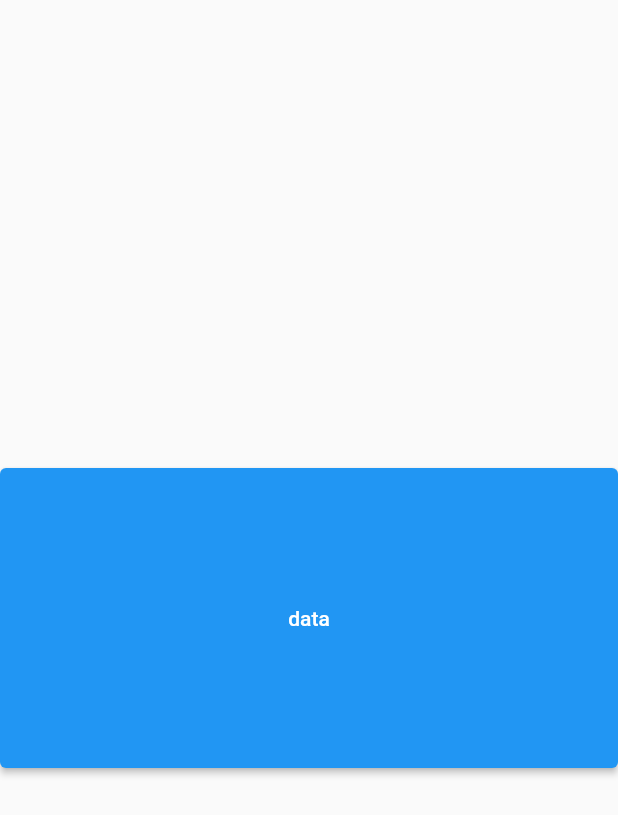
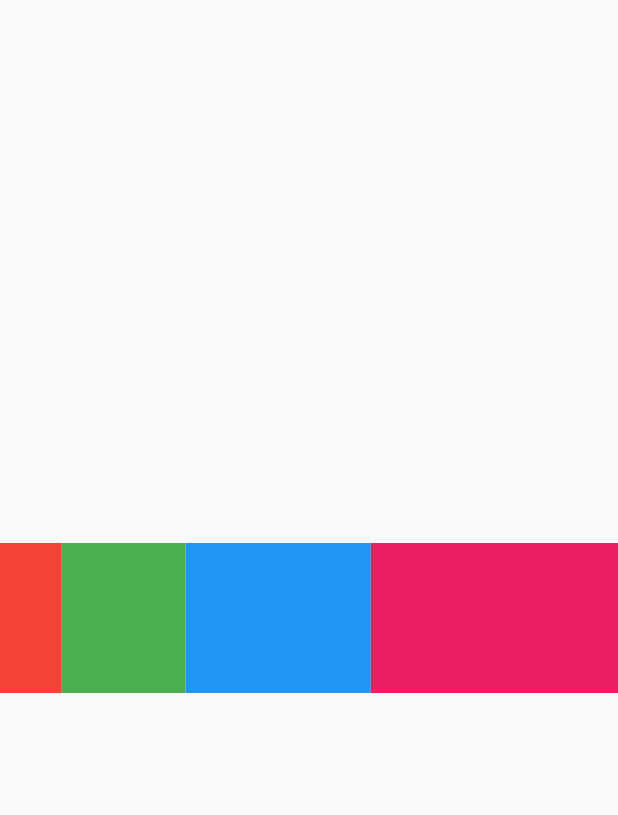
Before and after one commit to thetahmeed/Flutter, a Flutter app: the screen it shows after launch, on a phone screen of 412 x 824 dp. Shown: the top 815 px of the screen. Run offline on Flutter 3.47's test engine with Material 2 defaults, Android fonts, the phone set to English and light mode, and no system bars; our stand-ins replace carousel_slider, cloud_firestore, curved_navigation_bar, firebase_auth, firebase_core, firebase_database and 9 more; accounts and stored records are empty.

Commit message:
Flexible

```diff
--- a/nineteen/lib/pages/things.dart
+++ b/nineteen/lib/pages/things.dart
@@ -33,13 +33,25 @@ class _LittleThingsState extends State<LittleThings>
     return Scaffold(
       body: SafeArea(
         child: Center(
-          child: Wrap(
-            direction: Axis.horizontal,
+          child: Row(
             children: [
-              SizedBox(
-                  width: double.infinity,
-                  height: 200,
-                  child: ElevatedButton(onPressed: () {}, child: Text('data'))),
+              Flexible(
+                fit: FlexFit.loose,
+                flex: 1,
+                child: Container(color: Colors.red, height: 100),
+              ),
+              Flexible(
+                flex: 2,
+                child: Container(color: Colors.green, height: 100),
+              ),
+              Flexible(
+                flex: 3,
+                child: Container(color: Colors.blue, height: 100),
+              ),
+              Flexible(
+                flex: 4,
+                child: Container(color: Colors.pink, height: 100),
+              ),
             ],
           ),
         ),
--- a/nineteen/theIgnoreList.txt
+++ b/nineteen/theIgnoreList.txt
@@ -5,3 +5,11 @@
 5. CustomPaint
 6. AbsorbPointer
 7. AnimatedBuilder
+8. ValueListenableBuilder
+9. Draggable
+10. AnimatedList
+11.
+12.
+13.
+14.
+15.
```
